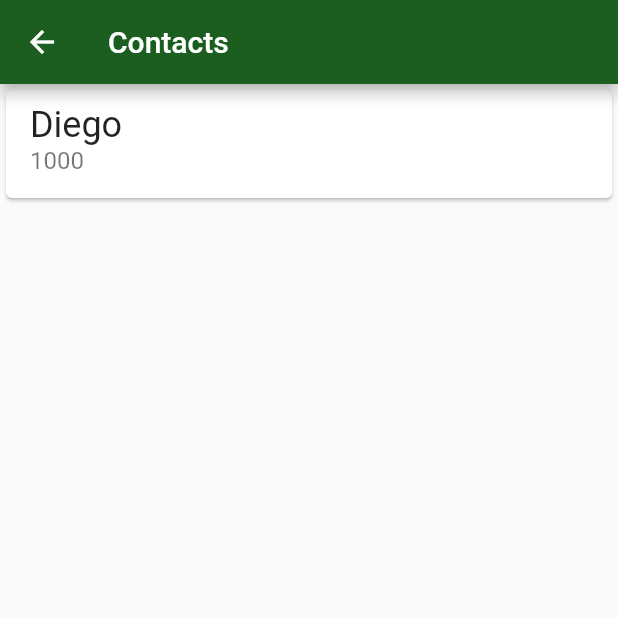
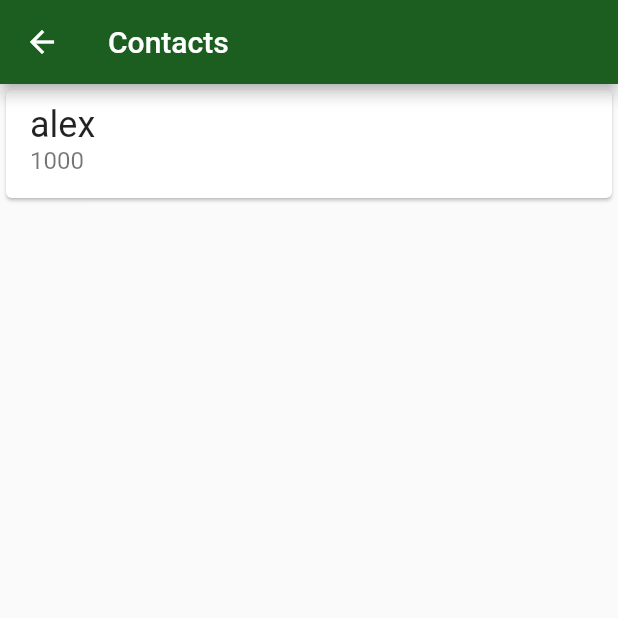
Before and after one commit to diegomcsilva/flutter-persistencia-interna-alura, a Flutter app: the screen it shows after launch, after a tap on "Contacts", on a phone screen of 412 x 824 dp, the top half of it. Run offline on Flutter 3.47's test engine with Material 2 defaults, Android fonts, the phone set to English and light mode, and no system bars; our stand-ins replace sqflite; accounts and stored records are empty.

Commit message:
Começa a trabalhar com banco de dados

```diff
--- a/lib/database/app_database.dart
+++ b/lib/database/app_database.dart
@@ -1,5 +1,51 @@
+import 'package:bytebank/models/contact.dart';
+import 'package:path/path.dart';
 import 'package:sqflite/sqflite.dart';
 
-void createDatabase() {
-  getDatabasesPath().then((dbPath) {});
+Future<Database> createDatabase() {
+  return getDatabasesPath().then((dbPath) {
+    final String path = join(
+      dbPath,
+      'bytebank.db',
+    );
+    return openDatabase(
+      path,
+      onCreate: (db, version) {
+        db.execute('CREATE TABLE contacts('
+            'id INTEGER PRIMARY KEY, '
+            'name TEXT, '
+            'account_number INTEGER) ');
+      },
+      version: 1,
+    );
+  });
 }
+
+Future<int> save(Contact contact) {
+  return createDatabase().then((db) {
+    final Map<String, dynamic> contactMap = Map();
+    contactMap['name'] = contact.name;
+    contactMap['account_number'] = contact.accountNumber;
+
+    return db.insert('contacts', contactMap);
+  });
+}
+
+Future<List<Contact>> findAll() {
+  return createDatabase().then((db) {
+    return db.query('contacts').then((maps) {
+      final List<Contact> contacts = [];
+      for (Map<String, dynamic> map in maps) {
+        final Contact contact = Contact(
+          map['id'],
+          map['name'],
+          map['account_number'],
+        );
+
+        contacts.add(contact);
+      }
+
+      return contacts;
+    });
+  });
+}
--- a/lib/main.dart
+++ b/lib/main.dart
@@ -1,9 +1,14 @@
-import 'package:bytebank/screens/contacts_list.dart';
+import 'package:bytebank/database/app_database.dart';
 import 'package:bytebank/screens/dashboard.dart';
 import 'package:flutter/material.dart';
 
+import 'models/contact.dart';
+
 void main() {
   runApp(BytebankApp());
+  save(Contact(0, 'alex', 1000)).then((id) {
+    findAll().then((contacts) => debugPrint(contacts.toString()));
+  });
 }
 
 class BytebankApp extends StatelessWidget {
--- a/lib/models/contact.dart
+++ b/lib/models/contact.dart
@@ -1,8 +1,10 @@
 class Contact {
+  final int id;
   final String name;
   final int accountNumber;
 
   Contact(
+    this.id,
     this.name,
     this.accountNumber,
   );
@@ -10,6 +12,6 @@ class Contact {
   @override
   String toString() {
     // TODO: implement toString
-    return 'Contact{ name: $name, accountNumber: $accountNumber)';
+    return 'Contact{ id: $id, name: $name, accountNumber: $accountNumber)';
   }
 }
--- a/lib/screens/contact_form.dart
+++ b/lib/screens/contact_form.dart
@@ -49,7 +49,7 @@ class _ContactFormState extends State<ContactForm> {
                   padding: const EdgeInsets.only(top: 16.0),
                   child: SizedBox(
                     width: double.maxFinite,
-                    child: RaisedButton(
+                    child: ElevatedButton(
                       child: Text('Create'),
                       onPressed: () {
                         final String name = _nameController.text;
@@ -57,6 +57,7 @@ class _ContactFormState extends State<ContactForm> {
                             int.tryParse(_accountNumberController.text);
 
                         final Contact newContact = Contact(
+                          0,
                           name,
                           accountNumber!,
                         );
--- a/lib/screens/contacts_list.dart
+++ b/lib/screens/contacts_list.dart
@@ -1,5 +1,5 @@
-import 'dart:ffi';
-
+import 'package:bytebank/database/app_database.dart';
+import 'package:bytebank/models/contact.dart';
 import 'package:bytebank/screens/contact_form.dart';
 import 'package:flutter/material.dart';
 
@@ -10,15 +10,18 @@ class ContactList extends StatelessWidget {
       appBar: AppBar(
         title: Text('Contacts'),
       ),
-      body: ListView(
-        children: <Widget>[
-          Card(
-            child: ListTile(
-              title: Text('Diego', style: TextStyle(fontSize: 24.0)),
-              subtitle: Text('1000', style: TextStyle(fontSize: 16.0)),
-            ),
-          )
-        ],
+      body: FutureBuilder(
+        future: findAll(),
+        builder: (context, snapshot) {
+          final List<dynamic> contacts = snapshot.data;
+          return ListView.builder(
+            itemBuilder: (context, index) {
+              final Contact contact = contacts[index];
+              return _ContactItem(contact);
+            },
+            itemCount: contacts.length,
+          );
+        },
       ),
       floatingActionButton: FloatingActionButton(
         onPressed: () {
@@ -37,3 +40,25 @@ class ContactList extends StatelessWidget {
     );
   }
 }
+
+class _ContactItem extends StatelessWidget {
+  final Contact contact;
+
+  _ContactItem(this.contact);
+
+  @override
+  Widget build(BuildContext context) {
+    return Card(
+      child: ListTile(
+        title: Text(
+          contact.name,
+          style: TextStyle(fontSize: 24.0),
+        ),
+        subtitle: Text(
+          contact.accountNumber.toString(),
+          style: TextStyle(fontSize: 16.0),
+        ),
+      ),
+    );
+  }
+}
```
Also changed, not shown: 1 other file.
